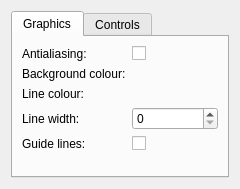
Above: settingswindow.ui from benwh1/cubesim before the change. Below: the same form after it.
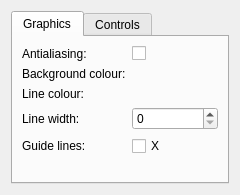
That is the form after the change. Custom widgets are drawn as their Qt base class.

Patch:
```diff
--- a/settingswindow.ui
+++ b/settingswindow.ui
@@ -7,7 +7,7 @@
     <x>0</x>
     <y>0</y>
     <width>240</width>
-    <height>189</height>
+    <height>195</height>
    </rect>
   </property>
   <property name="minimumSize">
@@ -86,7 +86,7 @@
          <item row="4" column="1">
           <widget class="QCheckBox" name="guideLinesCheckBox">
            <property name="text">
-            <string/>
+            <string>X</string>
            </property>
           </widget>
          </item>
```
Left out of the diff: 2 changed lines with no effect on the pictures.
